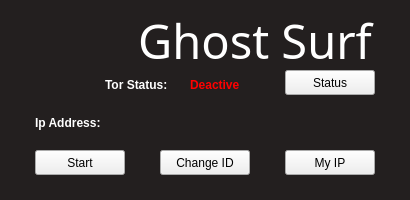
First picture: the form in guis/main_win.ui, repository dogaegeozden/ghostsurf, before the edit.
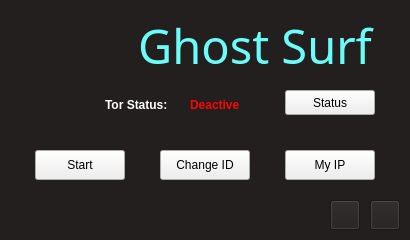
Second picture: the form after the edit. Icons and pictures are not drawn.

What changed in the file:
```diff
--- a/guis/main_win.ui
+++ b/guis/main_win.ui
@@ -7,7 +7,7 @@
     <x>0</x>
     <y>0</y>
     <width>410</width>
-    <height>200</height>
+    <height>240</height>
    </rect>
   </property>
   <property name="windowTitle">
@@ -46,9 +46,9 @@
     <property name="geometry">
      <rect>
       <x>130</x>
-      <y>10</y>
+      <y>20</y>
       <width>250</width>
-      <height>60</height>
+      <height>50</height>
      </rect>
     </property>
     <property name="font">
@@ -59,7 +59,7 @@
     </property>
     <property name="styleSheet">
      <string notr="true">#title_label {
-	color: white;
+	color: #6bfffb;
 }</string>
     </property>
     <property name="text">
@@ -75,7 +75,7 @@
       <x>35</x>
       <y>150</y>
       <width>90</width>
-      <height>25</height>
+      <height>30</height>
      </rect>
     </property>
     <property name="font">
@@ -93,7 +93,7 @@
       <x>160</x>
       <y>150</y>
       <width>90</width>
-      <height>25</height>
+      <height>30</height>
      </rect>
     </property>
     <property name="text">
@@ -106,7 +106,7 @@
       <x>285</x>
       <y>150</y>
       <width>90</width>
-      <height>25</height>
+      <height>30</height>
      </rect>
     </property>
     <property name="text">
@@ -117,7 +117,7 @@
     <property name="geometry">
      <rect>
       <x>105</x>
-      <y>70</y>
+      <y>90</y>
       <width>81</width>
       <height>30</height>
      </rect>
@@ -141,7 +141,7 @@
     <property name="geometry">
      <rect>
       <x>190</x>
-      <y>70</y>
+      <y>90</y>
       <width>91</width>
       <height>30</height>
      </rect>
@@ -161,53 +161,11 @@
      <string>Deactive</string>
     </property>
    </widget>
-   <widget class="QLabel" name="ip_address_label">
-    <property name="geometry">
-     <rect>
-      <x>125</x>
-      <y>110</y>
-      <width>150</width>
-      <height>25</height>
-     </rect>
-    </property>
-    <property name="styleSheet">
-     <string notr="true">#ip_address_label {
-	color: white;
-}</string>
-    </property>
-    <property name="text">
-     <string/>
-    </property>
-   </widget>
-   <widget class="QLabel" name="ip_address_header_label">
-    <property name="geometry">
-     <rect>
-      <x>35</x>
-      <y>110</y>
-      <width>90</width>
-      <height>25</height>
-     </rect>
-    </property>
-    <property name="font">
-     <font>
-      <weight>75</weight>
-      <bold>true</bold>
-     </font>
-    </property>
-    <property name="styleSheet">
-     <string notr="true">#ip_address_header_label{
-	color: white;
-}</string>
-    </property>
-    <property name="text">
-     <string>Ip Address:</string>
-    </property>
-   </widget>
    <widget class="QPushButton" name="status_button">
     <property name="geometry">
      <rect>
       <x>285</x>
-      <y>70</y>
+      <y>90</y>
       <width>90</width>
       <height>25</height>
      </rect>
@@ -216,6 +174,50 @@
      <string>Status</string>
     </property>
    </widget>
+   <widget class="QPushButton" name="info_button">
+    <property name="geometry">
+     <rect>
+      <x>370</x>
+      <y>200</y>
+      <width>30</width>
+      <height>30</height>
+     </rect>
+    </property>
+    <property name="styleSheet">
+     <string notr="true">#info_button {
+	background: #231f1f;
+}</string>
+    </property>
+    <property name="text">
+     <string/>
+    </property>
+    <property name="icon">
+     <iconset resource="../resources.qrc">
+      <normaloff>:/icons/info.svg</normaloff>:/icons/info.svg</iconset>
+    </property>
+   </widget>
+   <widget class="QPushButton" name="pandora_bomb_button">
+    <property name="geometry">
+     <rect>
+      <x>330</x>
+      <y>200</y>
+      <width>30</width>
+      <height>30</height>
+     </rect>
+    </property>
+    <property name="styleSheet">
+     <string notr="true">#pandora_bomb_button {
+	background: #231f1f;
+}</string>
+    </property>
+    <property name="text">
+     <string/>
+    </property>
+    <property name="icon">
+     <iconset resource="../resources.qrc">
+      <normaloff>:/icons/bomb.png</normaloff>:/icons/bomb.png</iconset>
+    </property>
+   </widget>
   </widget>
  </widget>
  <resources>
```
